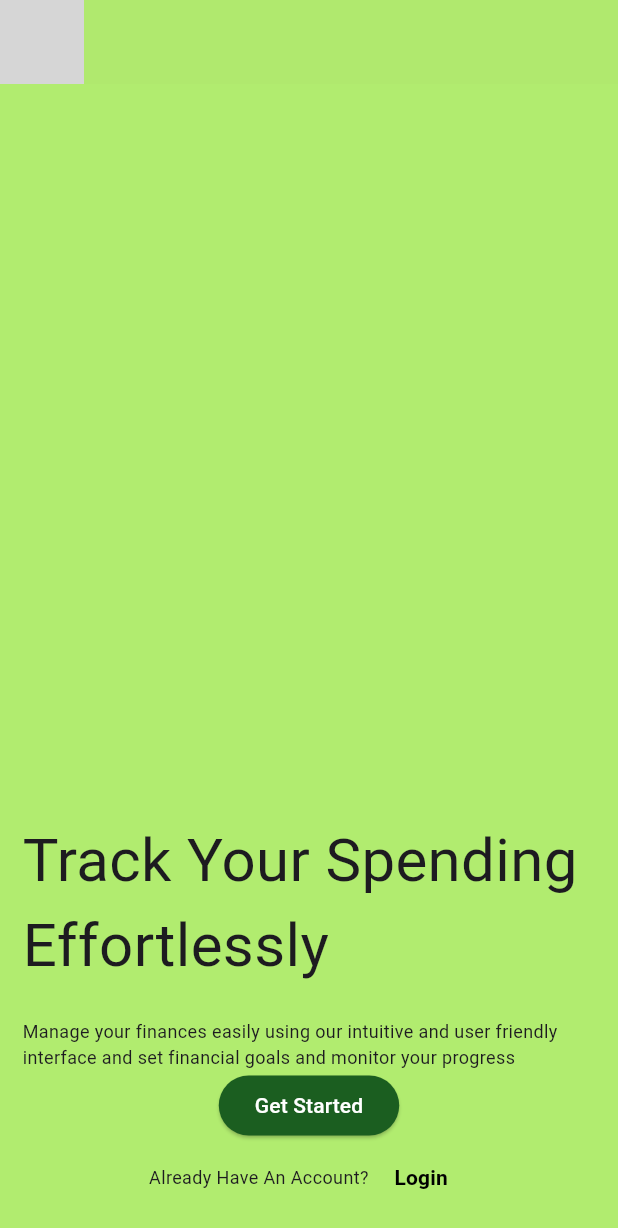
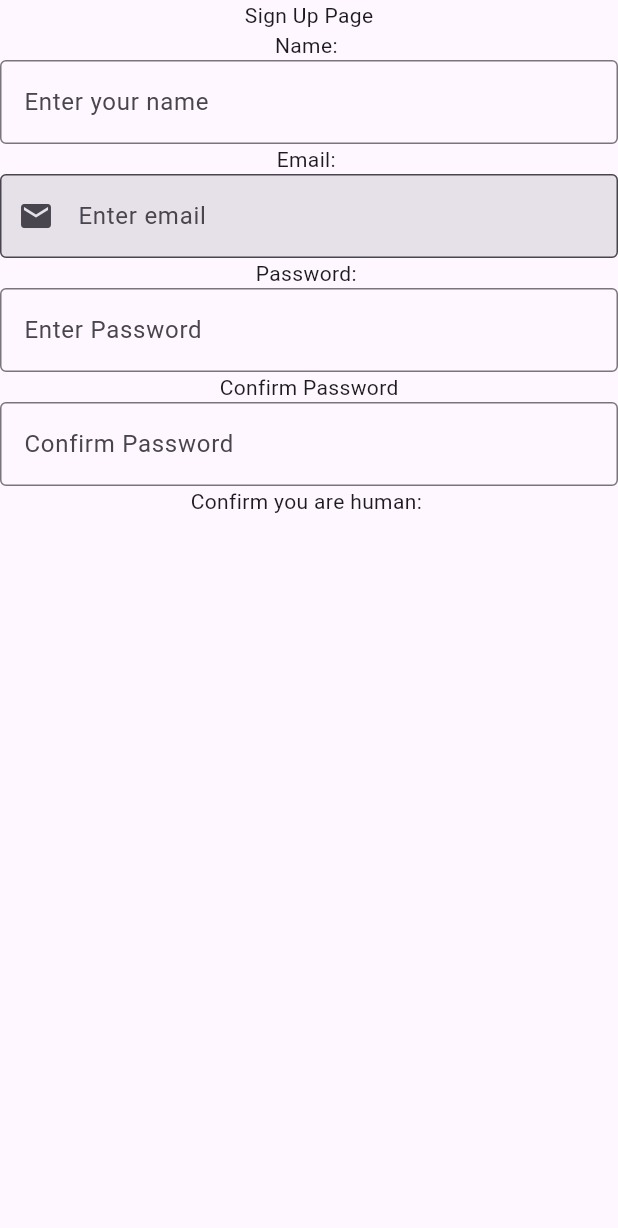
Before and after one commit to minidavid/untitled, a Flutter app: the screen it shows after launch, after a tap on "Get Started", on a phone screen of 412 x 824 dp. Shown: the top 1228 px of the screen. Run offline on Flutter 3.47's test engine with Material 3 defaults, Android fonts, the phone set to English and light mode, and no system bars; our stand-ins replace fl_chart, flutter_form_builder, form_builder_validators; grey boxes are pictures that could not be loaded.

Commit message:
Friday Commit-> Added 2.2 Sign Up

```diff
--- a/lib/main.dart
+++ b/lib/main.dart
@@ -6,6 +6,7 @@ import 'package:finance_app/pages/2.%20loginscreen.dart';
 void main(){
   runApp(
    MaterialApp(
+    title: 'Savings App',
     initialRoute: '/',
 
     routes: {
--- a/lib/pages/1. welcomescreen.dart
+++ b/lib/pages/1. welcomescreen.dart
@@ -1,5 +1,6 @@
 //import 'package:flutter/cupertino.dart'; iOS
 import 'package:finance_app/pages/2.%20loginscreen.dart';
+import 'package:finance_app/pages/2.2%20Signup.dart';
 import 'package:flutter/material.dart';
 
 class MyApp extends StatelessWidget {
@@ -11,12 +12,13 @@ class MyApp extends StatelessWidget {
     return Scaffold(
          appBar: AppBar(
 
-          leading: Image.asset('assets/image.png',
-          fit: BoxFit.fill,
-          alignment: Alignment.bottomCenter,
-          //color: Color(0xffb1ec6f),
-          //color: Color(0xff134517),
-          //colorBlendMode: BlendMode.multiply,
+          leading: Image.asset(
+            'assets/image.png',
+            fit: BoxFit.fill,
+            alignment: Alignment.bottomCenter,
+            //color: Color(0xffb1ec6f),
+            //color: Color(0xff134517),
+            //colorBlendMode: BlendMode.multiply,
           ),
 
           //title: const Text('Real'),
@@ -27,6 +29,7 @@ class MyApp extends StatelessWidget {
           //add background color to body
           body: DecoratedBox(
               decoration: BoxDecoration(color: Color(0xffb1ec6f)),
+
 
           child:SafeArea(
 
@@ -58,6 +61,7 @@ class MyApp extends StatelessWidget {
                   onPressed: ()
                   {
                     print("Button Pressed");
+                    Navigator.push(context, MaterialPageRoute(builder: (context) => SignIn(),),);
                   },
 
                   style: ButtonStyle(
--- a/lib/pages/2. loginscreen.dart
+++ b/lib/pages/2. loginscreen.dart
@@ -95,12 +95,19 @@ class _LoginState extends State<Login> {
 
                               child: Padding(
                                 padding: EdgeInsets.all(2),
-                                child: FormBuilderTextField(name:"email" ,
+
+                                child: FormBuilderTextField(
+                                  name:"email" ,
+
                                   textAlign: TextAlign.center,
                                   scrollPadding: EdgeInsets.all(50),
+
                                 decoration: const InputDecoration(labelText: 'example@email.com',
+
                                   border: const UnderlineInputBorder(),
                                   filled: true,
+                                  prefixIcon: Icon(Icons.email),
+
                                 ),
                                 // validator: (value) {
                                 //   if (value==null || value.isEmpty)
@@ -151,11 +158,15 @@ class _LoginState extends State<Login> {
 
                               FormBuilderTextField(name:"password" ,
                               textAlign: TextAlign.center,
-                            decoration: const InputDecoration(labelText: 'Password',
+                              decoration: const InputDecoration
+                              (
+                                  labelText: 'Password',
                                   border: const UnderlineInputBorder(),
                                   filled: true,
+                                  prefixIcon: Icon(Icons.password),
 
                               ),
+
                               scrollPadding: EdgeInsets.all(200),
                               obscureText: _obscureText,
 
@@ -227,12 +238,14 @@ class _LoginState extends State<Login> {
                           ),
 
 
-                              ElevatedButton(
+                              Padding(
+                                padding: const EdgeInsets.only(left:8.0),
+
+                                child: ElevatedButton(
                                   onPressed: (){
                                       // print(formKey.currentState!.value);
                                     if (formKey.currentState!.saveAndValidate()){
                                       print("from login button >>${formKey.currentState!.value}");
-
                                       Navigator.pushReplacement(context, MaterialPageRoute(builder: (context) => MainPage()));
                                     }
 
@@ -245,6 +258,7 @@ class _LoginState extends State<Login> {
 
                                   child: const Text("Login"),
 
+                                ),
                               ),
 
                             Row(
--- /dev/null
+++ b/lib/pages/2.2 Signup.dart
@@ -0,0 +1,74 @@
+import 'package:flutter/material.dart';
+import 'package:flutter_form_builder/flutter_form_builder.dart';
+
+class SignIn extends StatefulWidget {
+  const SignIn({super.key});
+
+  @override
+  State<SignIn> createState() => _SignInState();
+}
+
+class _SignInState extends State<SignIn> {
+  @override
+  Widget build(BuildContext context) {
+
+    final formKey = GlobalKey<FormBuilderState>();
+
+    return const Scaffold(
+
+
+      body: SafeArea(
+        child: Column(
+          children: [
+
+            Text("Sign Up Page"),
+
+            Text("Name: "),
+            TextField(
+              decoration: InputDecoration(
+                labelText: 'Enter your name',
+                border: OutlineInputBorder(),
+                hintText: 'Firstname Surname'
+              ),
+            ),
+
+            Text("Email: "),
+
+            TextField(
+              decoration: InputDecoration(
+                labelText: 'Enter email',
+                border: OutlineInputBorder(),
+                hintText: 'example@email.com',
+                filled: true,
+                prefixIcon: Icon(Icons.email)
+              ),
+            ),
+
+            Text("Password: "),
+
+            TextField(
+              decoration: InputDecoration(
+                labelText: 'Enter Password',
+                border: OutlineInputBorder(),
+                hintText: 'Password3!'
+              ),
+            ),
+
+            Text("Confirm Password"),
+            TextField(
+              decoration: InputDecoration(
+                labelText: 'Confirm Password',
+                border: OutlineInputBorder(),
+                hintText: 'Password3!'
+              ),
+            ),
+
+            Text('Confirm you are human: '),
+
+          ],
+        ),
+      ),
+
+    );
+  }
+}
--- a/pubspec.yaml
+++ b/pubspec.yaml
@@ -37,6 +37,7 @@ dependencies:
   form_builder_validators: ^11.1.2
   flutter_form_builder: ^10.0.1
   fl_chart: ^1.0.0
+  webview_flutter: ^4.13.0
 
 dev_dependencies:
   flutter_test:
```
Also changed, not shown: lib/pages/3. MainPage.dart (+10 -7 lines), lib/pages/3.2 Analytics.dart (+32 -46 lines), lib/pages/3.5 Profile.dart (added, +48 -0 lines), pubspec.lock, 1 other file. Lines whose indentation alone changed are shown as unchanged.
